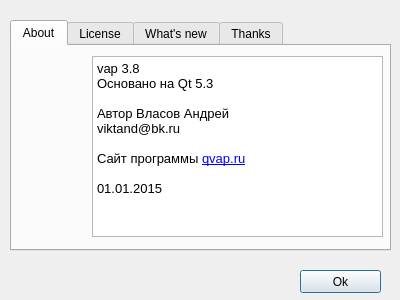
viktand/vap4, file about.ui: the form before one commit.
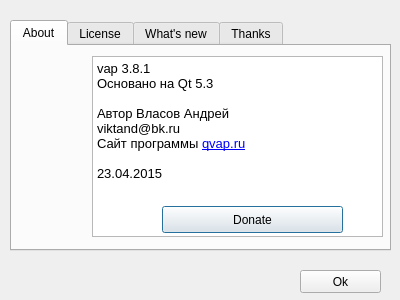
The form after the commit. The open tabs and pages were chosen to show the change. Icons and pictures are not drawn.

```diff
--- a/about.ui
+++ b/about.ui
@@ -87,20 +87,32 @@
 &lt;html&gt;&lt;head&gt;&lt;meta name=&quot;qrichtext&quot; content=&quot;1&quot; /&gt;&lt;style type=&quot;text/css&quot;&gt;
 p, li { white-space: pre-wrap; }
 &lt;/style&gt;&lt;/head&gt;&lt;body style=&quot; font-family:'Ubuntu'; font-size:10pt; font-weight:400; font-style:normal;&quot;&gt;
-&lt;p style=&quot; margin-top:0px; margin-bottom:0px; margin-left:0px; margin-right:0px; -qt-block-indent:0; text-indent:0px;&quot;&gt;vap 3.8&lt;/p&gt;
+&lt;p style=&quot; margin-top:0px; margin-bottom:0px; margin-left:0px; margin-right:0px; -qt-block-indent:0; text-indent:0px;&quot;&gt;vap 3.8.1&lt;/p&gt;
 &lt;p style=&quot; margin-top:0px; margin-bottom:0px; margin-left:0px; margin-right:0px; -qt-block-indent:0; text-indent:0px;&quot;&gt;Основано на Qt 5.3&lt;/p&gt;
 &lt;p style=&quot;-qt-paragraph-type:empty; margin-top:0px; margin-bottom:0px; margin-left:0px; margin-right:0px; -qt-block-indent:0; text-indent:0px;&quot;&gt;&lt;br /&gt;&lt;/p&gt;
 &lt;p style=&quot; margin-top:0px; margin-bottom:0px; margin-left:0px; margin-right:0px; -qt-block-indent:0; text-indent:0px;&quot;&gt;Автор Власов Андрей&lt;/p&gt;
 &lt;p style=&quot; margin-top:0px; margin-bottom:0px; margin-left:0px; margin-right:0px; -qt-block-indent:0; text-indent:0px;&quot;&gt;viktand@bk.ru&lt;/p&gt;
-&lt;p style=&quot;-qt-paragraph-type:empty; margin-top:0px; margin-bottom:0px; margin-left:0px; margin-right:0px; -qt-block-indent:0; text-indent:0px;&quot;&gt;&lt;br /&gt;&lt;/p&gt;
 &lt;p style=&quot; margin-top:0px; margin-bottom:0px; margin-left:0px; margin-right:0px; -qt-block-indent:0; text-indent:0px;&quot;&gt;Сайт программы &lt;a href=&quot;http://www.qvap.ru&quot;&gt;&lt;span style=&quot; text-decoration: underline; color:#0000ff;&quot;&gt;qvap.ru&lt;/span&gt;&lt;/a&gt;&lt;/p&gt;
 &lt;p style=&quot;-qt-paragraph-type:empty; margin-top:0px; margin-bottom:0px; margin-left:0px; margin-right:0px; -qt-block-indent:0; text-indent:0px; text-decoration: underline; color:#0000ff;&quot;&gt;&lt;br /&gt;&lt;/p&gt;
-&lt;p style=&quot; margin-top:0px; margin-bottom:0px; margin-left:0px; margin-right:0px; -qt-block-indent:0; text-indent:0px;&quot;&gt;01.01.2015&lt;/p&gt;&lt;/body&gt;&lt;/html&gt;</string>
+&lt;p style=&quot; margin-top:0px; margin-bottom:0px; margin-left:0px; margin-right:0px; -qt-block-indent:0; text-indent:0px;&quot;&gt;23.04.2015&lt;/p&gt;&lt;/body&gt;&lt;/html&gt;</string>
      </property>
      <property name="textInteractionFlags">
       <set>Qt::TextBrowserInteraction</set>
      </property>
     </widget>
+    <widget class="QPushButton" name="pushButton_2">
+     <property name="geometry">
+      <rect>
+       <x>150</x>
+       <y>160</y>
+       <width>181</width>
+       <height>27</height>
+      </rect>
+     </property>
+     <property name="text">
+      <string>Donate</string>
+     </property>
+    </widget>
    </widget>
    <widget class="QWidget" name="tab_2">
     <attribute name="title">
```
Left out of the diff: 6 changed lines with no effect on the pictures.
